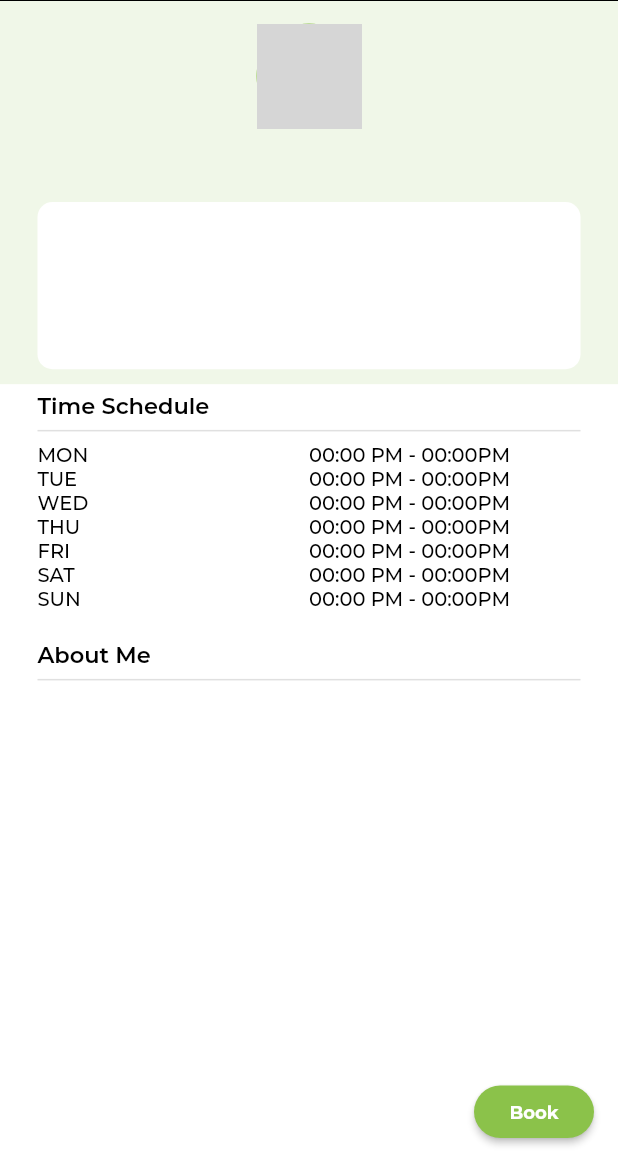
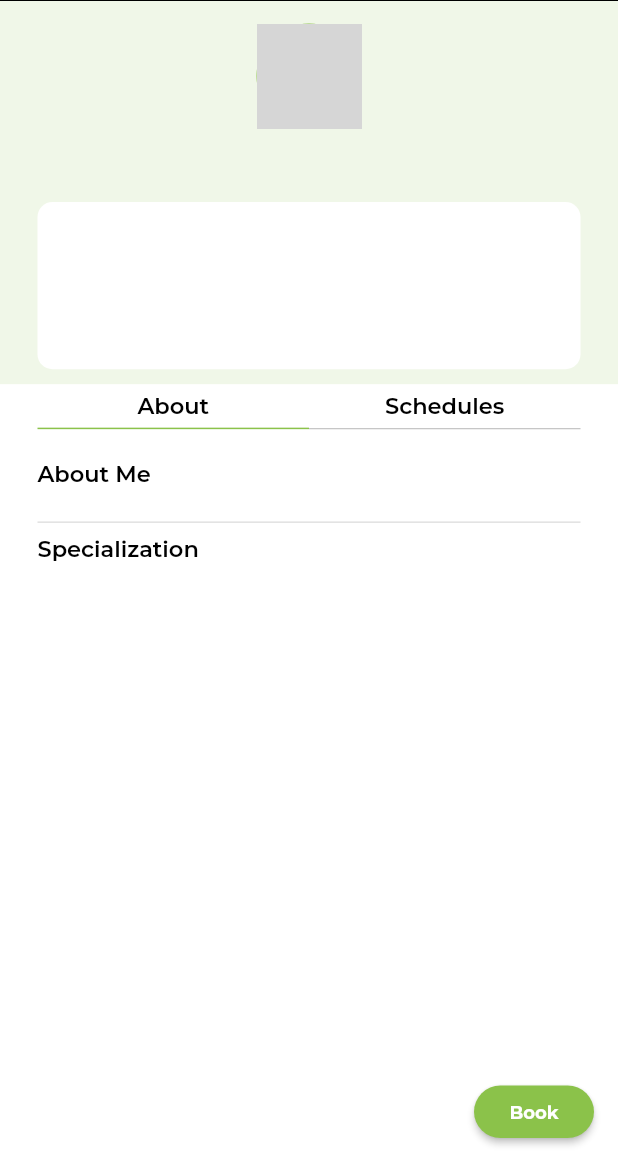
Before and after one commit to jamessarona/nutri-gabay, a Flutter app: the NutritionistProfileScreen screen opened directly with empty values, on a phone screen of 412 x 824 dp, the part 74-1236 px from its top. Run offline on Flutter 3.47's test engine with Material 2 defaults, Android fonts, the phone set to English and light mode, and no system bars; our stand-ins replace cached_network_image, cloud_firestore, dio, firebase_auth, firebase_core, firebase_storage and 7 more; missing offline and left inert: age_calculator, flutter_octicons, syncfusion_flutter_pdfviewer, time_range_picker; accounts and stored records are empty; network calls fail; grey boxes are pictures that could not be loaded.

Commit message:
Added display of calendar and taken schedules

```diff
--- a/lib/models/appointment_controller.dart
+++ b/lib/models/appointment_controller.dart
@@ -1,12 +1,12 @@
 import 'dart:convert';
 import 'package:cloud_firestore/cloud_firestore.dart';
 
-Appointment appointmentFromJson(String str) =>
-    Appointment.fromJson(json.decode(str));
+Appointments appointmentFromJson(String str) =>
+    Appointments.fromJson(json.decode(str));
 
-String appointmentToJson(Appointment data) => json.encode(data.toJson());
+String appointmentToJson(Appointments data) => json.encode(data.toJson());
 
-class Appointment {
+class Appointments {
   final String id;
   final String dateRecorded;
   final String dateSchedule;
@@ -18,7 +18,7 @@ class Appointment {
   final String notes;
   final String status;
 
-  Appointment({
+  Appointments({
     required this.id,
     required this.dateRecorded,
     required this.dateSchedule,
@@ -31,7 +31,7 @@ class Appointment {
     required this.status,
   });
 
-  factory Appointment.fromJson(Map<String, dynamic> json) => Appointment(
+  factory Appointments.fromJson(Map<String, dynamic> json) => Appointments(
         id: json["id"],
         dateRecorded: json["dateRecorded"],
         dateSchedule: json["dateSchedule"],
@@ -57,12 +57,12 @@ class Appointment {
         "status": status,
       };
 
-  factory Appointment.fromFirestore(
+  factory Appointments.fromFirestore(
     DocumentSnapshot<Map<String, dynamic>> snapshot,
     SnapshotOptions? options,
   ) {
     final data = snapshot.data();
-    return Appointment(
+    return Appointments(
       id: data?["id"],
       dateRecorded: data?["dateRecorded"],
       dateSchedule: data?["dateSchedule"],
--- a/lib/views/ui/chat_screen.dart
+++ b/lib/views/ui/chat_screen.dart
@@ -30,7 +30,7 @@ class ChatScreen extends StatefulWidget {
 class _ChatScreenState extends State<ChatScreen> {
   Doctor? doctor;
   Patient? patient;
-  Appointment? appointment;
+  Appointments? appointment;
 
   TextEditingController textController = TextEditingController();
 
@@ -39,8 +39,8 @@ class _ChatScreenState extends State<ChatScreen> {
         .collection("appointment")
         .doc(widget.appointmentId)
         .withConverter(
-          fromFirestore: Appointment.fromFirestore,
-          toFirestore: (Appointment appointment, _) =>
+          fromFirestore: Appointments.fromFirestore,
+          toFirestore: (Appointments appointment, _) =>
               appointment.toFirestore(),
         );
     final docSnap = await ref.get();
--- a/lib/views/ui/nutritionist_monitoring_screen.dart
+++ b/lib/views/ui/nutritionist_monitoring_screen.dart
@@ -27,7 +27,7 @@ class _NutritionistMonitoringScreenState
   late Size screenSize;
 
   Doctor? doctor;
-  Appointment? appointment;
+  Appointments? appointment;
   Future<void> getNutritionist() async {
     final ref = FirebaseFirestore.instance
         .collection("doctor")
@@ -46,8 +46,8 @@ class _NutritionistMonitoringScreenState
         .collection("appointment")
         .doc(widget.appointmentId)
         .withConverter(
-          fromFirestore: Appointment.fromFirestore,
-          toFirestore: (Appointment apt, _) => apt.toFirestore(),
+          fromFirestore: Appointments.fromFirestore,
+          toFirestore: (Appointments apt, _) => apt.toFirestore(),
         );
     final docSnap = await ref.get();
     appointment = docSnap.data()!;
--- a/lib/views/ui/nutritionist_profile_screen.dart
+++ b/lib/views/ui/nutritionist_profile_screen.dart
@@ -2,10 +2,12 @@ import 'package:age_calculator/age_calculator.dart';
 import 'package:cloud_firestore/cloud_firestore.dart';
 import 'package:flutter/material.dart';
 import 'package:intl/intl.dart';
+import 'package:nutri_gabay/models/appointment_controller.dart';
 import 'package:nutri_gabay/models/doctor.dart';
 import 'package:nutri_gabay/views/shared/app_style.dart';
 import 'package:nutri_gabay/views/shared/button_widget.dart';
 import 'package:nutri_gabay/views/ui/nutritionist_booking_screen.dart';
+import 'package:syncfusion_flutter_calendar/calendar.dart';
 
 class NutritionistProfileScreen extends StatefulWidget {
   final String nutritionistId;
@@ -18,8 +20,11 @@ class NutritionistProfileScreen extends StatefulWidget {
 
 class _NutritionistProfileScreenState extends State<NutritionistProfileScreen> {
   late Size screenSize;
+  int tabIndex = 0;
+  Doctor? doctor;
+  final CalendarController _calendarController = CalendarController();
+  List<QueryDocumentSnapshot<Appointments>>? appointments;
 
-  Doctor? doctor;
   void getDoctorInfo() async {
     final ref = FirebaseFirestore.instance
         .collection("doctor")
@@ -38,95 +43,48 @@ class _NutritionistProfileScreenState extends State<NutritionistProfileScreen> {
     return (AgeCalculator.age(date).years + 1).toString();
   }
 
-  Widget _buildSchedule() {
-    return Table(
-      children: [
-        TableRow(
-          children: [
-            Text(
-              'MON',
-              style: appstyle(13, Colors.black, FontWeight.w500),
-            ),
-            Text(
-              '00:00 PM - 00:00PM',
-              style: appstyle(13, Colors.black, FontWeight.w500),
-            ),
-          ],
-        ),
-        TableRow(
-          children: [
-            Text(
-              'TUE',
-              style: appstyle(13, Colors.black, FontWeight.w500),
-            ),
-            Text(
-              '00:00 PM - 00:00PM',
-              style: appstyle(13, Colors.black, FontWeight.w500),
-            ),
-          ],
-        ),
-        TableRow(
-          children: [
-            Text(
-              'WED',
-              style: appstyle(13, Colors.black, FontWeight.w500),
-            ),
-            Text(
-              '00:00 PM - 00:00PM',
-              style: appstyle(13, Colors.black, FontWeight.w500),
-            ),
-          ],
-        ),
-        TableRow(
-          children: [
-            Text(
-              'THU',
-              style: appstyle(13, Colors.black, FontWeight.w500),
-            ),
-            Text(
-              '00:00 PM - 00:00PM',
-              style: appstyle(13, Colors.black, FontWeight.w500),
-            ),
-          ],
-        ),
-        TableRow(
-          children: [
-            Text(
-              'FRI',
-              style: appstyle(13, Colors.black, FontWeight.w500),
-            ),
-            Text(
-              '00:00 PM - 00:00PM',
-              style: appstyle(13, Colors.black, FontWeight.w500),
-            ),
-          ],
-        ),
-        TableRow(
-          children: [
-            Text(
-              'SAT',
-              style: appstyle(13, Colors.black, FontWeight.w500),
-            ),
-            Text(
-              '00:00 PM - 00:00PM',
-              style: appstyle(13, Colors.black, FontWeight.w500),
-            ),
-          ],
-        ),
-        TableRow(
-          children: [
-            Text(
-              'SUN',
-              style: appstyle(13, Colors.black, FontWeight.w500),
-            ),
-            Text(
-              '00:00 PM - 00:00PM',
-              style: appstyle(13, Colors.black, FontWeight.w500),
-            ),
-          ],
-        ),
-      ],
+  List<Appointment> getAppointments() {
+    getPendingAppointments();
+    List<Appointment> meetings = <Appointment>[];
+
+    if (appointments != null) {
+      for (var appointment in appointments!) {
+        final DateTime bookingStart = DateFormat("MM/dd/yyyy hh").parse(
+            "${appointment.data().dateSchedule} ${appointment.data().hourStart.toStringAsFixed(2)}");
+        final DateTime bookingEnd = DateFormat("MM/dd/yyyy hh").parse(
+            "${appointment.data().dateSchedule} ${appointment.data().hourEnd.toStringAsFixed(2)}");
+        meetings.add(
+          Appointment(
+              startTime: bookingStart,
+              endTime: bookingEnd,
+              subject: 'Taken',
+              color: customColor),
         );
+      }
+    }
+    return meetings;
+  }
+
+  Future<void> getPendingAppointments() async {
+    if (widget.nutritionistId != '') {
+      final docRef = FirebaseFirestore.instance
+          .collection("appointment")
+          .where(
+            "doctorId",
+            isEqualTo: widget.nutritionistId,
+          )
+          .withConverter(
+            fromFirestore: Appointments.fromFirestore,
+            toFirestore: (Appointments ptn, _) => ptn.toFirestore(),
+          );
+      await docRef.get().then(
+        (querySnapshot) {
+          if (querySnapshot.docs.isNotEmpty) {
+            appointments = querySnapshot.docs;
+          }
+        },
+      );
+    }
   }
 
   @override
@@ -290,23 +248,122 @@ class _NutritionistProfileScreenState extends State<NutritionistProfileScreen> {
                         mainAxisAlignment: MainAxisAlignment.start,
                         crossAxisAlignment: CrossAxisAlignment.start,
                         children: [
-                          Text(
-                            'Time Schedule',
-                            style: appstyle(15, Colors.black, FontWeight.w600),
+                          Row(
+                            mainAxisSize: MainAxisSize.max,
+                            children: [
+                              Expanded(
+                                child: GestureDetector(
+                                  onTap: () {
+                                    setState(() {
+                                      tabIndex = 0;
+                                    });
+                                  },
+                                  child: Container(
+                                    height: 25,
+                                    decoration: BoxDecoration(
+                                      border: Border(
+                                        bottom: BorderSide(
+                                          color: tabIndex == 0
+                                              ? customColor
+                                              : Colors.grey,
+                                          width: tabIndex == 0 ? 1 : 0.5,
                                         ),
-                          const Divider(thickness: 1),
-                          _buildSchedule(),
+                                      ),
+                                    ),
+                                    child: Text(
+                                      'About',
+                                      style: appstyle(
+                                          15, Colors.black, FontWeight.w600),
+                                      textAlign: TextAlign.center,
+                                    ),
+                                  ),
+                                ),
+                              ),
+                              Expanded(
+                                child: GestureDetector(
+                                  onTap: () {
+                                    setState(() {
+                                      tabIndex = 1;
+                                    });
+                                  },
+                                  child: Container(
+                                    height: 25,
+                                    decoration: BoxDecoration(
+                                      border: Border(
+                                        bottom: BorderSide(
+                                          color: tabIndex != 0
+                                              ? customColor
+                                              : Colors.grey,
+                                          width: tabIndex != 0 ? 1 : 0.5,
+                                        ),
+                                      ),
+                                    ),
+                                    child: Text(
+                                      'Schedules',
+                                      style: appstyle(
+                                          15, Colors.black, FontWeight.w600),
+                                      textAlign: TextAlign.center,
+                                    ),
+                                  ),
+                                ),
+                              ),
+                            ],
+                          ),
                           const SizedBox(height: 20),
+                          Column(
+                            mainAxisAlignment: MainAxisAlignment.start,
+                            crossAxisAlignment: CrossAxisAlignment.start,
+                            children: tabIndex == 0
+                                ? [
                                     Text(
                                       'About Me',
-                            style: appstyle(15, Colors.black, FontWeight.w600),
+                                      style: appstyle(
+                                          15, Colors.black, FontWeight.w600),
+                                    ),
+                                    Text(
+                                      doctor!.about,
+                                      style: appstyle(
+                                          13, Colors.black, FontWeight.w500),
+                                      maxLines: 10,
+                                      overflow: TextOverflow.visible,
                                     ),
                                     const Divider(thickness: 1),
                                     Text(
-                            doctor!.about,
-                            style: appstyle(13, Colors.black, FontWeight.w500),
+                                      'Specialization',
+                                      style: appstyle(
+                                          15, Colors.black, FontWeight.w600),
+                                    ),
+                                    Text(
+                                      doctor!.specialties,
+                                      style: appstyle(
+                                          13, Colors.black, FontWeight.w500),
                                       maxLines: 10,
                                       overflow: TextOverflow.visible,
+                                    ),
+                                  ]
+                                : [
+                                    SizedBox(
+                                      height: 400,
+                                      width: double.infinity,
+                                      child: SfCalendar(
+                                        controller: _calendarController,
+                                        headerStyle: const CalendarHeaderStyle(
+                                            textAlign: TextAlign.left),
+                                        view: CalendarView.month,
+                                        dataSource: AppointmentSchedules(
+                                            getAppointments()),
+                                        monthViewSettings:
+                                            const MonthViewSettings(
+                                          appointmentDisplayMode:
+                                              MonthAppointmentDisplayMode
+                                                  .indicator,
+                                          showAgenda: true,
+                                          appointmentDisplayCount: 5,
+                                        ),
+                                        initialSelectedDate: DateTime.now(),
+                                      ),
+                                    ),
+                                  ],
                           ),
                         ],
                       ),
@@ -337,3 +394,9 @@ class _NutritionistProfileScreenState extends State<NutritionistProfileScreen> {
     );
   }
 }
+
+class AppointmentSchedules extends CalendarDataSource {
+  AppointmentSchedules(List<Appointment> source) {
+    appointments = source;
+  }
+}
--- a/pubspec.yaml
+++ b/pubspec.yaml
@@ -53,6 +53,7 @@ dependencies:
   syncfusion_flutter_pdfviewer: ^23.1.42
   dio: ^5.3.3
   timeago: ^3.6.0
+  syncfusion_flutter_calendar: ^23.1.43
 
   #firebase
   firebase_core: ^2.15.1
```
Also changed, not shown: lib/views/ui/nutritionist_booking_screen.dart (+4 -4 lines), pubspec.lock. Lines whose indentation alone changed are shown as unchanged.
